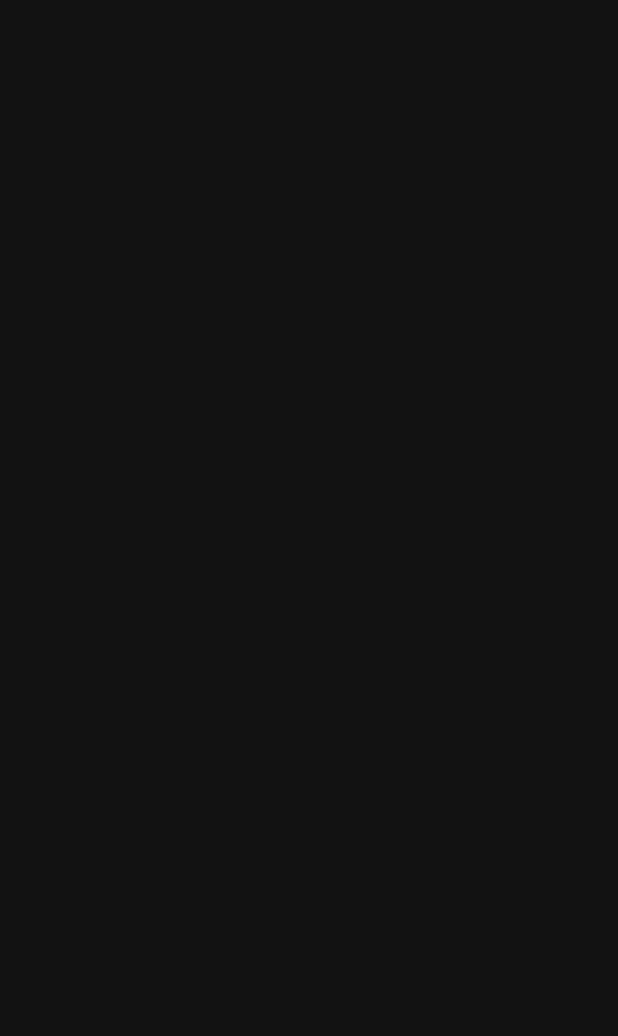
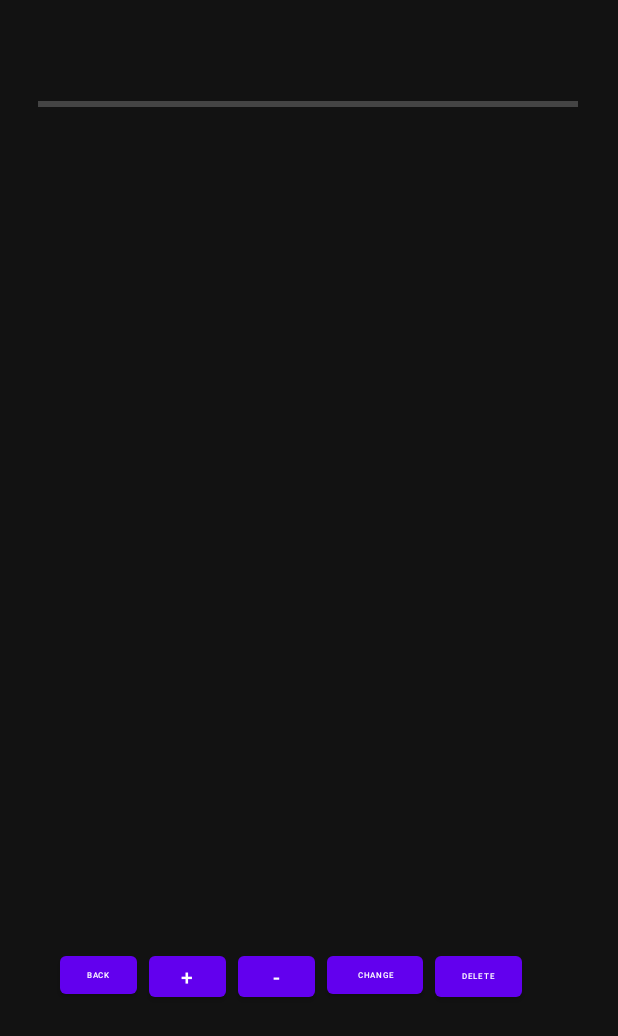
Before and after one commit to MohammedTaherR/TODO, an Android app: the update_page screen opened directly, with no data from a screen before it, on a phone screen of 412 x 824 dp. Before the commit the part shown is empty. Shown: the top 1036 px of the screen. Run offline under Robolectric (Android 15) with nearby library versions, the phone set to English and light mode, and no system bars.

Commit message:
Merge remote-tracking branch 'origin/master'
# Conflicts:
#	app/src/main/java/com/example/todo/MainActivity.java
#	app/src/main/java/com/example/todo/myAdapter.java

```diff
--- a/app/src/main/java/com/example/todo/MainActivity.java
+++ b/app/src/main/java/com/example/todo/MainActivity.java
@@ -58,6 +58,14 @@ listView= findViewById(R.id.listView);
         listView.setOnItemClickListener(new AdapterView.OnItemClickListener() {
             @Override
             public void onItemClick(AdapterView<?> parent, View view, int position, long id) {
+                Intent intent= new Intent(MainActivity.this,update_page.class);
+
+                intent.putExtra("taskname", task_name.get(position));
+                intent.putExtra("time",time.get(position));
+                intent.putExtra("Goal",goal_name.get(position));
+
+
+                startActivity(intent);
                 Toast.makeText(MainActivity.this, "You can change your Task here", Toast.LENGTH_SHORT).show();
             }
         });
--- a/app/src/main/java/com/example/todo/update_page.java
+++ b/app/src/main/java/com/example/todo/update_page.java
@@ -2,13 +2,37 @@ package com.example.todo;
 
 import androidx.appcompat.app.AppCompatActivity;
 
+import android.content.Intent;
 import android.os.Bundle;
+import android.widget.ProgressBar;
+import android.widget.TextView;
 
 public class update_page extends AppCompatActivity {
+    TextView intentTask,IntentGoal,IntentTime;
+    ProgressBar intentProgress;
+    dbhandler db= new dbhandler(this);
 
     @Override
     protected void onCreate(Bundle savedInstanceState) {
         super.onCreate(savedInstanceState);
         setContentView(R.layout.activity_update_page);
+
+        intentTask=findViewById(R.id.textView6);
+        IntentGoal=findViewById(R.id.textView8);
+        IntentTime = findViewById(R.id.textView7);
+        intentProgress=findViewById(R.id.progressBar1);
+        Intent intent= getIntent();
+        String intent_taskname= intent.getStringExtra("taskname");
+        String intent_time=intent.getStringExtra("time");
+        String intent_goal =intent.getStringExtra("Goal");
+
+        IntentTime.setText(intent_time);
+IntentGoal.setText(intent_goal);
+intentTask.setText(intent_taskname);
+
+
+
+
     }
+
 }
--- a/app/src/main/res/layout/activity_update_page.xml
+++ b/app/src/main/res/layout/activity_update_page.xml
@@ -6,4 +6,106 @@
     android:layout_height="match_parent"
     tools:context=".update_page">
 
+    <TextView
+        android:id="@+id/textView6"
+        android:layout_width="wrap_content"
+        android:layout_height="42dp"
+        android:text="TextView"
+        android:textColor="@color/white"
+        android:textSize="15dp"
+        app:layout_constraintEnd_toStartOf="@+id/textView7"
+        app:layout_constraintStart_toStartOf="parent"
+        tools:layout_editor_absoluteY="16dp" />
+
+    <TextView
+        android:id="@+id/textView7"
+        android:layout_width="104dp"
+        android:layout_height="45dp"
+        android:layout_marginTop="16dp"
+        android:layout_marginEnd="20dp"
+        android:text="TextView"
+        android:textColor="@color/white"
+        android:textSize="15dp"
+        app:layout_constraintEnd_toEndOf="parent"
+        app:layout_constraintTop_toTopOf="parent" />
+
+    <ProgressBar
+        android:id="@+id/progressBar1"
+        style="?android:attr/progressBarStyleHorizontal"
+        android:layout_width="360dp"
+        android:layout_height="35dp"
+        app:layout_constraintBottom_toTopOf="@+id/textView8"
+        app:layout_constraintEnd_toEndOf="parent"
+        app:layout_constraintHorizontal_bias="0.49"
+        app:layout_constraintStart_toStartOf="parent"
+        app:layout_constraintTop_toBottomOf="@+id/textView6"
+        app:layout_constraintVertical_bias="0.4" />
+
+    <TextView
+        android:id="@+id/textView8"
+        android:layout_width="wrap_content"
+        android:layout_height="33dp"
+        android:layout_marginTop="60dp"
+        android:text="TextView"
+        android:textColor="@color/white"
+        android:textSize="15dp"
+        app:layout_constraintEnd_toEndOf="parent"
+        app:layout_constraintHorizontal_bias="0.119"
+        app:layout_constraintStart_toStartOf="parent"
+        app:layout_constraintTop_toBottomOf="@+id/textView6" />
+
+    <Button
+        android:id="@+id/button"
+        android:layout_width="51dp"
+        android:layout_height="37dp"
+        android:layout_marginStart="40dp"
+        android:layout_marginTop="496dp"
+        android:text="Back"
+        android:textSize="5dp"
+        app:layout_constraintStart_toStartOf="parent"
+        app:layout_constraintTop_toBottomOf="@+id/textView8" />
+
+    <Button
+        android:id="@+id/button3"
+        android:layout_width="51dp"
+        android:layout_height="39dp"
+        android:layout_marginStart="8dp"
+        android:layout_marginTop="544dp"
+        android:text="+"
+        app:layout_constraintStart_toEndOf="@+id/button"
+        app:layout_constraintTop_toBottomOf="@+id/progressBar1" />
+
+    <Button
+        android:id="@+id/button4"
+        android:layout_width="51dp"
+        android:layout_height="39dp"
+        android:layout_marginStart="8dp"
+        android:layout_marginTop="544dp"
+        android:text="-"
+        app:layout_constraintStart_toEndOf="@+id/button3"
+        app:layout_constraintTop_toBottomOf="@+id/progressBar1" />
+
+    <Button
+        android:id="@+id/button5"
+        android:layout_width="64dp"
+        android:layout_height="37dp"
+        android:layout_marginStart="8dp"
+        android:layout_marginTop="544dp"
+        android:text="change"
+        android:textSize="5dp"
+        app:layout_constraintStart_toEndOf="@+id/button4"
+        app:layout_constraintTop_toBottomOf="@+id/progressBar1" />
+
+    <Button
+        android:id="@+id/button6"
+        android:layout_width="58dp"
+        android:layout_height="39dp"
+        android:layout_marginStart="8dp"
+        android:layout_marginTop="544dp"
+        android:text="delete"
+        android:textSize="5dp"
+        app:layout_constraintEnd_toEndOf="parent"
+        app:layout_constraintHorizontal_bias="0.0"
+        app:layout_constraintStart_toEndOf="@+id/button5"
+        app:layout_constraintTop_toBottomOf="@+id/progressBar1" />
 </androidx.constraintlayout.widget.ConstraintLayout>
```
